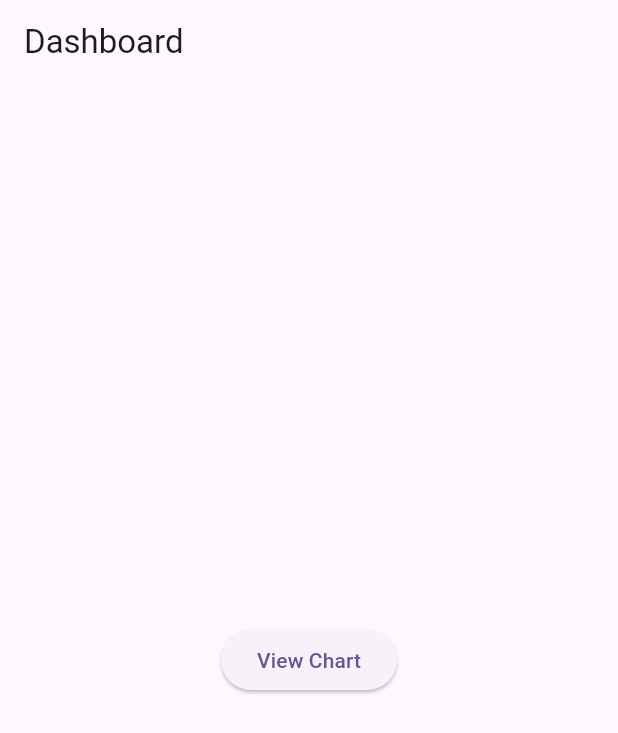
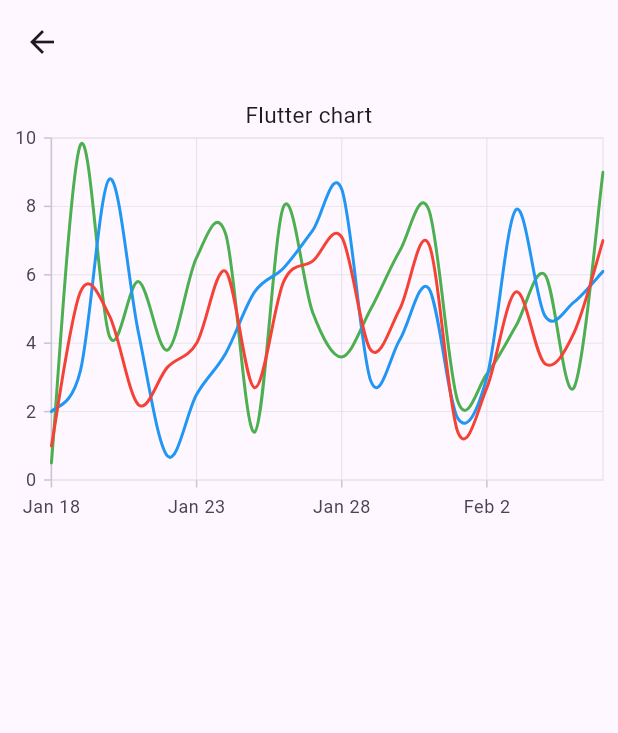
Before and after one commit to HaseefMohommed/Flutter-Syncfusion, a Flutter app: the screen it shows after launch, after a tap on "View Chart", on a phone screen of 412 x 824 dp. Shown: the top 733 px of the screen. Run offline on Flutter 3.47's test engine with Material 3 defaults, Android fonts, the phone set to English and light mode, and no system bars; our stand-ins replace syncfusion_flutter_charts.

Commit message:
add demo syncfusion cart

```diff
--- /dev/null
+++ b/lib/chart_page.dart
@@ -0,0 +1,93 @@
+import 'package:flutter/material.dart';
+import 'package:intl/intl.dart';
+import 'package:syncfusion_flutter_charts/charts.dart';
+
+class ChartPage extends StatelessWidget {
+  ChartPage({super.key});
+
+  final List<ChartData> chartData = [
+    ChartData(DateTime(2024, 1, 18), 0.5, 2.0, 1.0),
+    ChartData(DateTime(2024, 1, 19), 9.8, 3.2, 5.5),
+    ChartData(DateTime(2024, 1, 20), 4.2, 8.8, 4.8),
+    ChartData(DateTime(2024, 1, 21), 5.8, 4.3, 2.2),
+    ChartData(DateTime(2024, 1, 22), 3.8, 0.7, 3.3),
+    ChartData(DateTime(2024, 1, 23), 6.5, 2.5, 4.0),
+    ChartData(DateTime(2024, 1, 24), 7.2, 3.7, 6.1),
+    ChartData(DateTime(2024, 1, 25), 1.4, 5.5, 2.7),
+    ChartData(DateTime(2024, 1, 26), 8.0, 6.2, 5.8),
+    ChartData(DateTime(2024, 1, 27), 4.9, 7.3, 6.4),
+    ChartData(DateTime(2024, 1, 28), 3.6, 8.5, 7.1),
+    ChartData(DateTime(2024, 1, 29), 5.0, 2.9, 3.8),
+    ChartData(DateTime(2024, 1, 30), 6.7, 4.1, 5.0),
+    ChartData(DateTime(2024, 1, 31), 7.9, 5.6, 6.9),
+    ChartData(DateTime(2024, 2, 1), 2.3, 1.8, 1.4),
+    ChartData(DateTime(2024, 2, 2), 3.1, 3.0, 2.7),
+    ChartData(DateTime(2024, 2, 3), 4.5, 7.9, 5.5),
+    ChartData(DateTime(2024, 2, 4), 6.0, 4.8, 3.4),
+    ChartData(DateTime(2024, 2, 5), 2.7, 5.2, 4.3),
+    ChartData(DateTime(2024, 2, 6), 9.0, 6.1, 7.0),
+  ];
+
+  @override
+  Widget build(BuildContext context) {
+    return Scaffold(
+      appBar: AppBar(),
+      body: Column(
+        children: [
+          SfCartesianChart(
+            title: const ChartTitle(text: 'Flutter chart'),
+            primaryXAxis: DateTimeAxis(
+              majorGridLines: const MajorGridLines(),
+              axisLine: const AxisLine(width: 0),
+              dateFormat: DateFormat.MMMd(),
+              intervalType: DateTimeIntervalType.days,
+              interval: 5,
+            ),
+            primaryYAxis: NumericAxis(
+              minimum: 0,
+              maximum: 10,
+              interval: 2,
+              majorGridLines:
+                  MajorGridLines(width: 0.5, color: Colors.grey[300]),
+              axisLine: const AxisLine(width: 1),
+            ),
+            series: <CartesianSeries>[
+              SplineSeries<ChartData, DateTime>(
+                dataSource: chartData,
+                xValueMapper: (ChartData data, _) => data.date,
+                yValueMapper: (ChartData data, _) => data.firstValue,
+                color: Colors.green,
+              ),
+              SplineSeries<ChartData, DateTime>(
+                dataSource: chartData,
+                xValueMapper: (ChartData data, _) => data.date,
+                yValueMapper: (ChartData data, _) => data.secondValue,
+                color: Colors.blue,
+              ),
+              SplineSeries<ChartData, DateTime>(
+                dataSource: chartData,
+                xValueMapper: (ChartData data, _) => data.date,
+                yValueMapper: (ChartData data, _) => data.thirdValue,
+                color: Colors.red,
+              ),
+            ],
+          ),
+        ],
+      ),
+    );
+  }
+}
+
+class ChartData {
+  final DateTime date;
+  final double firstValue;
+  final double secondValue;
+  final double thirdValue;
+
+  ChartData(
+    this.date,
+    this.firstValue,
+    this.secondValue,
+    this.thirdValue,
+  );
+}
--- a/lib/main.dart
+++ b/lib/main.dart
@@ -1,5 +1,5 @@
 import 'package:flutter/material.dart';
-
+import 'package:flutter_syncfusion/chart_page.dart';
 
 void main() {
   runApp(const MyApp());
@@ -10,13 +10,10 @@ class MyApp extends StatelessWidget {
 
   @override
   Widget build(BuildContext context) {
-    return MaterialApp(
+    return const MaterialApp(
       title: 'Flutter Syncfusion Demo',
-      theme: ThemeData(
-        colorScheme: ColorScheme.fromSeed(seedColor: Colors.deepPurple),
-        useMaterial3: true,
-      ),
-      home: const DashboardPage(),
+      debugShowCheckedModeBanner: false,
+      home: DashboardPage(),
     );
   }
 }
@@ -28,16 +25,26 @@ class DashboardPage extends StatelessWidget {
   Widget build(BuildContext context) {
     return Scaffold(
       appBar: AppBar(
-        title: const Text(
-          'Dashboard',
-        ),
+        title: const Text('Dashboard'),
       ),
       body: Center(
         child: ElevatedButton(
-          onPressed: () {},
-          child: const Text(
-            'View Chart',
-          ),
+          style: ButtonStyle(
+              backgroundColor: WidgetStateProperty.all<Color>(
+                Colors.blue,
+              ),
+              foregroundColor: WidgetStateProperty.all<Color>(
+                Colors.white,
+              )),
+          onPressed: () {
+            Navigator.push(
+              context,
+              MaterialPageRoute(
+                builder: (context) => ChartPage(),
+              ),
+            );
+          },
+          child: const Text('View Chart'),
         ),
       ),
     );
```
